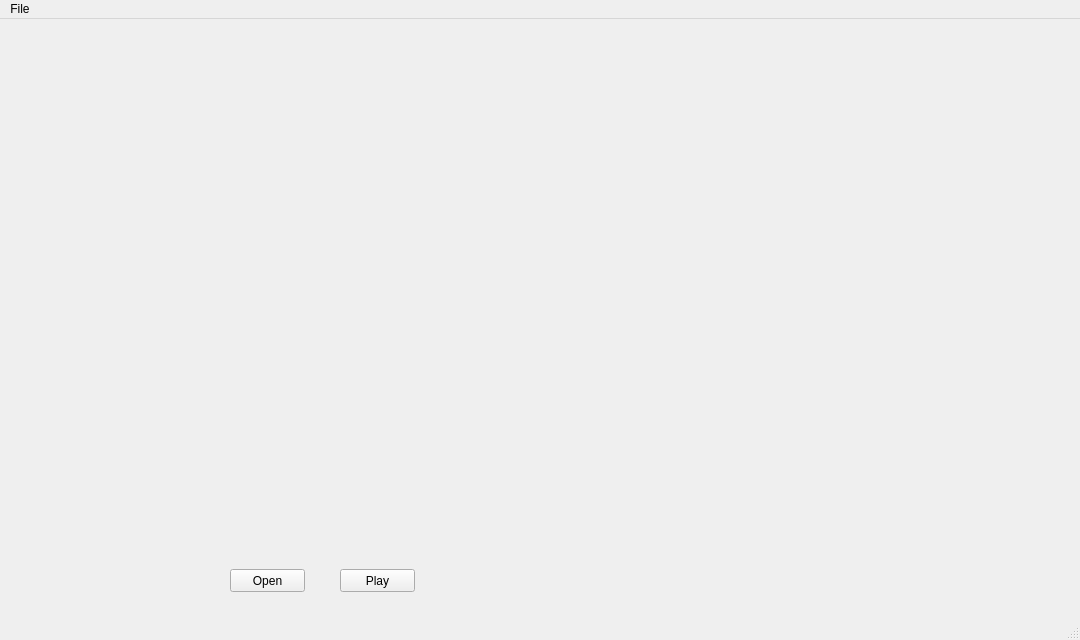
Old version of the form Video Swapping.ui in the repository arunprasanthd/Video-Swapping.
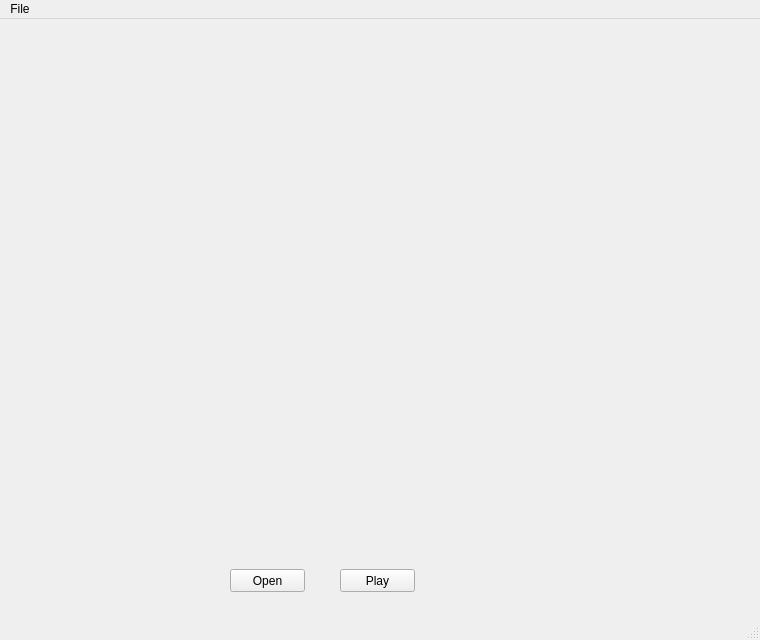
New version of the form. Icons and pictures are not drawn.

Commit message: Added multiple videos feature

What changed in the file:
```diff
--- a/Video Swapping.ui
+++ b/Video Swapping.ui
@@ -6,7 +6,7 @@
    <rect>
     <x>0</x>
     <y>0</y>
-    <width>1080</width>
+    <width>760</width>
     <height>640</height>
    </rect>
   </property>
@@ -47,13 +47,17 @@
    <widget class="QWidget" name="horizontalLayoutWidget">
     <property name="geometry">
      <rect>
-      <x>30</x>
-      <y>30</y>
-      <width>931</width>
-      <height>501</height>
+      <x>550</x>
+      <y>10</y>
+      <width>191</width>
+      <height>521</height>
      </rect>
     </property>
-    <layout class="QHBoxLayout" name="frameLayout"/>
+    <layout class="QGridLayout" name="gridLayout">
+     <item row="0" column="0">
+      <layout class="QVBoxLayout" name="frameLayout"/>
+     </item>
+    </layout>
    </widget>
   </widget>
   <widget class="QMenuBar" name="menubar">
@@ -61,7 +65,7 @@
     <rect>
      <x>0</x>
      <y>0</y>
-     <width>1080</width>
+     <width>760</width>
      <height>21</height>
     </rect>
    </property>
```
Left out of the diff: 2 changed lines with no effect on the pictures. The commit also changes 1 other file.
